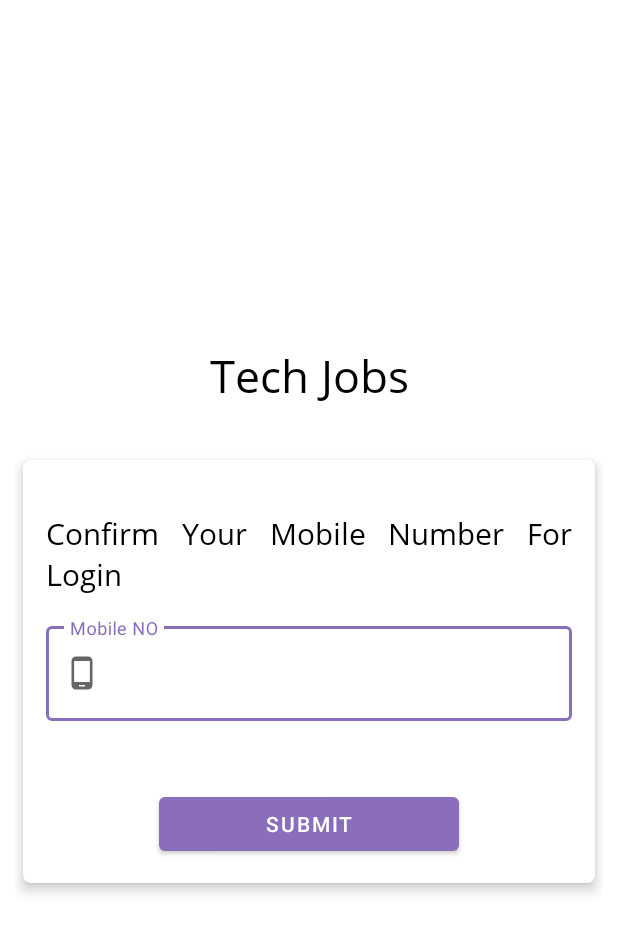
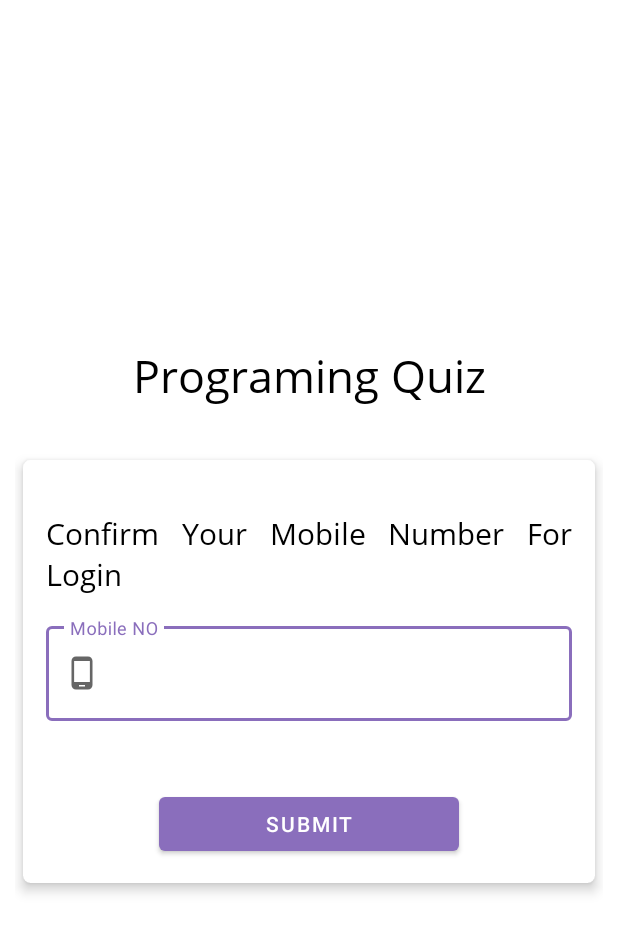
Before and after one commit to govardhanintern/GIQuiz, an Android app: the OTP screen opened directly, with no data from a screen before it, on a phone screen of 412 x 824 dp. Shown: the top 933 px of the screen. Run offline under Robolectric (Android 15) with nearby library versions, the phone set to English and light mode, and no system bars; our stand-ins replace Firebase (no records; nobody signed in at launch, a user with empty details on screens opened directly); 1 statement that could not run was skipped.

Commit message:
initital Commit

```diff
--- a/app/build.gradle
+++ b/app/build.gradle
@@ -11,7 +11,7 @@ android {
         applicationId "com.gi.giquiz"
         minSdkVersion 21
         targetSdkVersion 30
-        versionCode 1
+        versionCode 2
         versionName "1.0"
         multiDexEnabled true
 
--- a/app/src/main/res/layout/activity_forgot_otp.xml
+++ b/app/src/main/res/layout/activity_forgot_otp.xml
@@ -20,7 +20,7 @@
             android:layout_height="wrap_content"
             android:fontFamily="@font/google_font"
             android:gravity="center"
-            android:text="GI Quiz"
+            android:text="Programing Quiz"
             android:textColor="@color/black"
             android:textSize="30dp" />
 
--- a/app/src/main/res/layout/activity_otp.xml
+++ b/app/src/main/res/layout/activity_otp.xml
@@ -21,7 +21,7 @@
             android:layout_height="wrap_content"
             android:fontFamily="@font/google_font"
             android:gravity="center"
-            android:text="Tech Jobs"
+            android:text="Programing Quiz"
             android:textColor="@color/black"
             android:textSize="30dp" />
 
```
